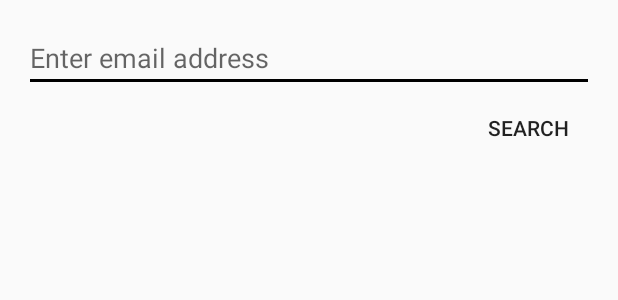
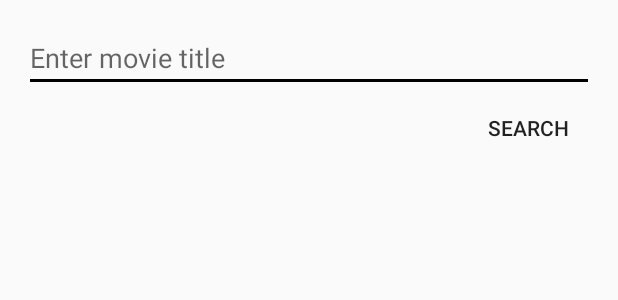
Before and after one commit to TychoKoster/TychoKoster.pset3, an Android app: the layout search_fragment.xml on its own in the app's theme, with its tools: preview values and no code run, on a phone screen of 412 x 824 dp. Shown: the top 300 px of the screen. Run offline under Robolectric (Android 15) with nearby library versions, the phone set to English and light mode, and no system bars.

Commit message:
Update search_fragment.xml

```diff
--- a/app/src/main/res/layout/search_fragment.xml
+++ b/app/src/main/res/layout/search_fragment.xml
@@ -6,14 +6,13 @@
     android:paddingLeft="@dimen/activity_horizontal_margin"
     android:paddingRight="@dimen/activity_horizontal_margin"
     android:paddingTop="@dimen/activity_vertical_margin"
-    android:paddingBottom="@dimen/activity_vertical_margin"
-    tools:context="com.sample.foo.simplewebapi.MainActivity">
+    android:paddingBottom="@dimen/activity_vertical_margin">
     <EditText
         android:id="@+id/emailText"
         android:layout_width="match_parent"
         android:layout_height="wrap_content"
-        android:inputType="textEmailAddress"
-        android:hint="Enter email address"/>
+        android:inputType="text"
+        android:hint="Enter movie title"/>
     <Button
         android:id="@+id/queryButton"
         android:layout_width="wrap_content"
@@ -21,24 +20,4 @@
         android:layout_gravity="end"
         style="@style/Base.Widget.AppCompat.Button.Borderless"
         android:text="Search"/>
-    <RelativeLayout
-        android:layout_width="match_parent"
-        android:layout_height="match_parent"
-        android:gravity="center">
-        <ProgressBar
-            android:id="@+id/progressBar"
-            android:layout_width="wrap_content"
-            android:layout_height="wrap_content"
-            android:indeterminate="true"
-            android:layout_centerHorizontal="true"
-            android:visibility="gone" />
-        <ScrollView
-            android:layout_width="match_parent"
-            android:layout_height="match_parent">
-            <TextView
-                android:id="@+id/responseView"
-                android:layout_width="wrap_content"
-                android:layout_height="wrap_content" />
-        </ScrollView>
-    </RelativeLayout>
 </LinearLayout>
```
